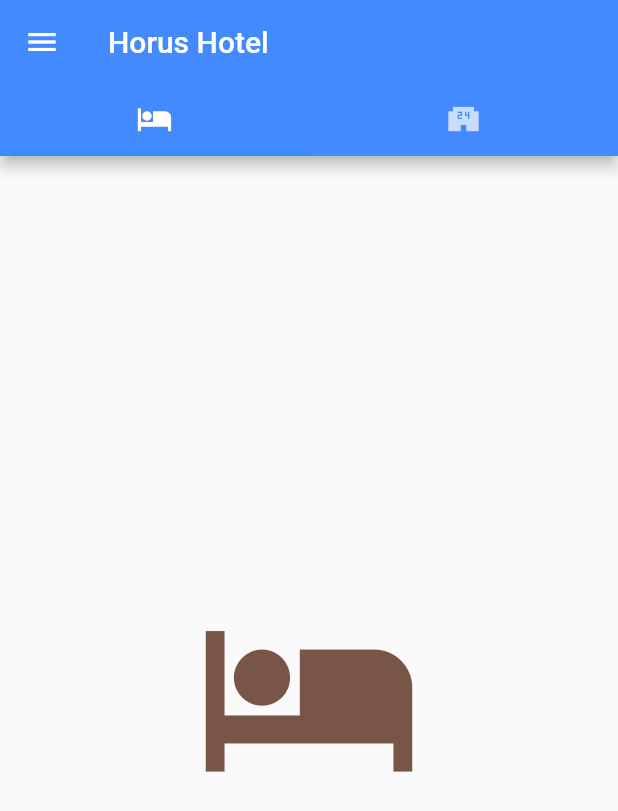
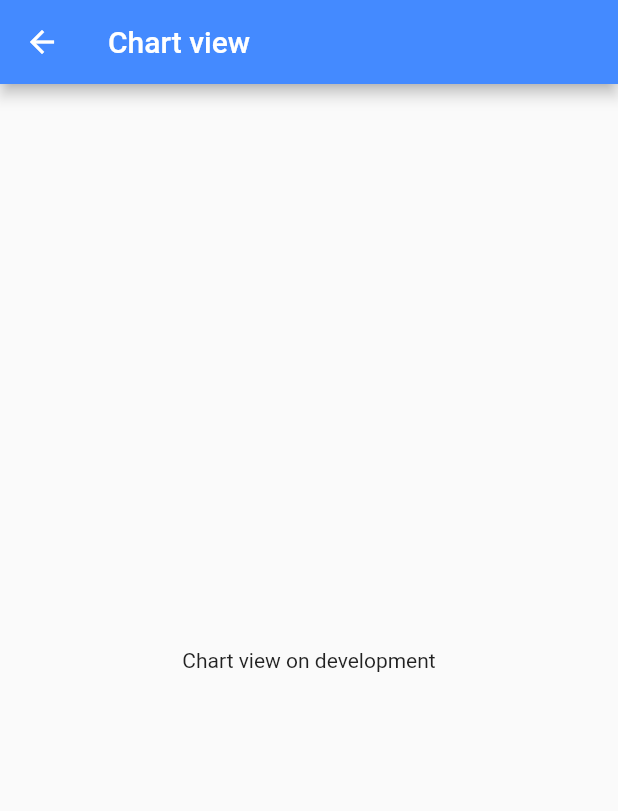
Before and after one commit to Dsantiagomj/Horus-Hotel, a Flutter app: the screen it shows after launch, in the side drawer, after a tap on "First Page", on a phone screen of 412 x 824 dp. Shown: the top 811 px of the screen. Run offline on Flutter 3.47's test engine with Material 2 defaults, Android fonts, the phone set to English and light mode, and no system bars; network calls fail.

Commit message:
Home widget drawer redirects to other widgets

```diff
--- a/lib/main.dart
+++ b/lib/main.dart
@@ -1,8 +1,14 @@
 import 'package:flutter/material.dart';
-import './pages/home_page.dart';
+import './pages/HomePage.dart';
+import './pages/ChartsPage.dart';
 
 void main(){
   runApp(new MaterialApp(
+    debugShowCheckedModeBanner: false,
     home: HomePage(),
+    routes: <String, WidgetBuilder>{
+      "/Chart": (BuildContext context) => new Chart()
+    },
+
   ));
 }
--- /dev/null
+++ b/lib/pages/ChartsPage.dart
@@ -0,0 +1,16 @@
+import 'package:flutter/material.dart';
+
+class  Chart extends StatelessWidget {
+  @override
+  Widget build(BuildContext context) {
+    return Scaffold(
+      appBar: new AppBar(
+        title: new Text("Chart view"),
+        backgroundColor: Colors.blueAccent
+        ),
+      body: new Center(
+        child: new Text("Chart view on development"),
+      ),
+    );
+  }
+}
--- a/lib/pages/home_page.dart
+++ b/lib/pages/HomePage.dart
@@ -1,10 +1,11 @@
 import 'package:flutter/material.dart';
 import './RoomsPage.dart' as first;
 import './HotelPage.dart' as second;
+import './ChartsPage.dart' as third;
+
 class HomePage extends StatefulWidget{
   HomePageState createState()=>  HomePageState();
 }
-
 
 class HomePageState extends State<HomePage> with SingleTickerProviderStateMixin{
   TabController controller;
@@ -46,7 +47,7 @@ class HomePageState extends State<HomePage> with SingleTickerProviderStateMixin{
               decoration: new BoxDecoration(
                 image: new DecorationImage(
                   fit: BoxFit.fill,
-                  image: new NetworkImage("https://vignette.wikia.nocookie.net/steamtradingcards/images/c/c0/Waveform_Background_Earth_Horizon.jpg/revision/latest/scale-to-width-down/640?cb=20150404025954")
+                  image:new NetworkImage("https://vignette.wikia.nocookie.net/steamtradingcards/images/c/c0/Waveform_Background_Earth_Horizon.jpg/revision/latest/scale-to-width-down/640?cb=20150404025954")
                 )
               ),
             ),
@@ -55,6 +56,7 @@ class HomePageState extends State<HomePage> with SingleTickerProviderStateMixin{
               trailing: new Icon(Icons.arrow_upward),
               onTap: () {
                 Navigator.of(context).pop();
+                Navigator.of(context).pushNamed("/Chart");
               }
             ),
             new ListTile(
```
